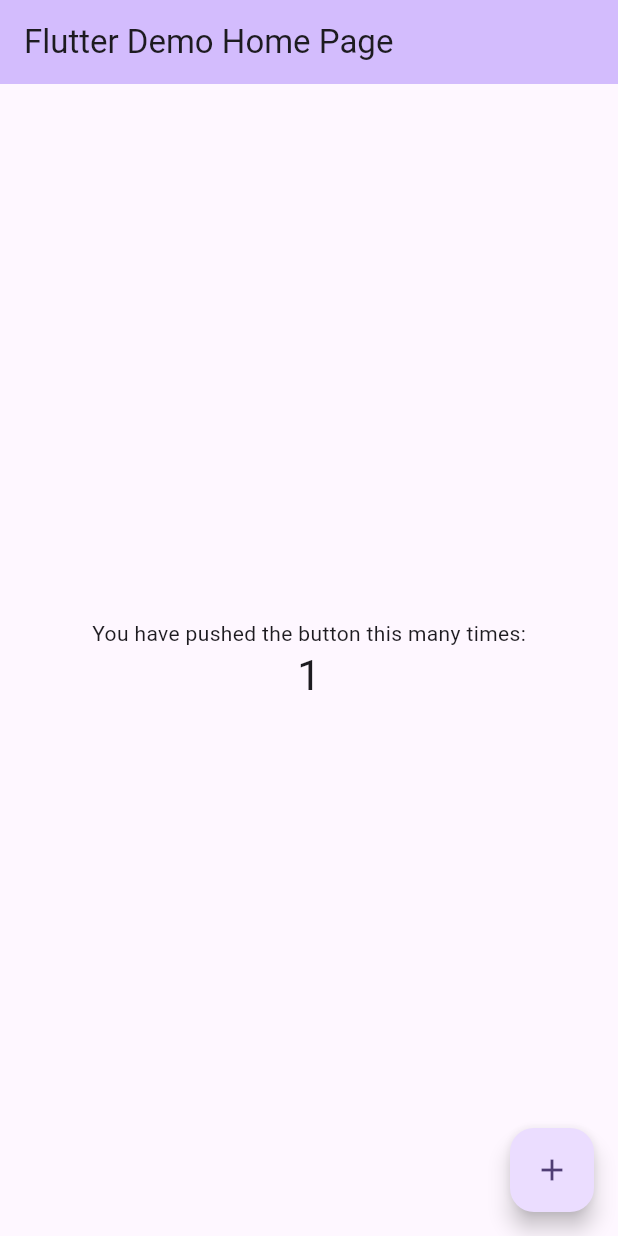
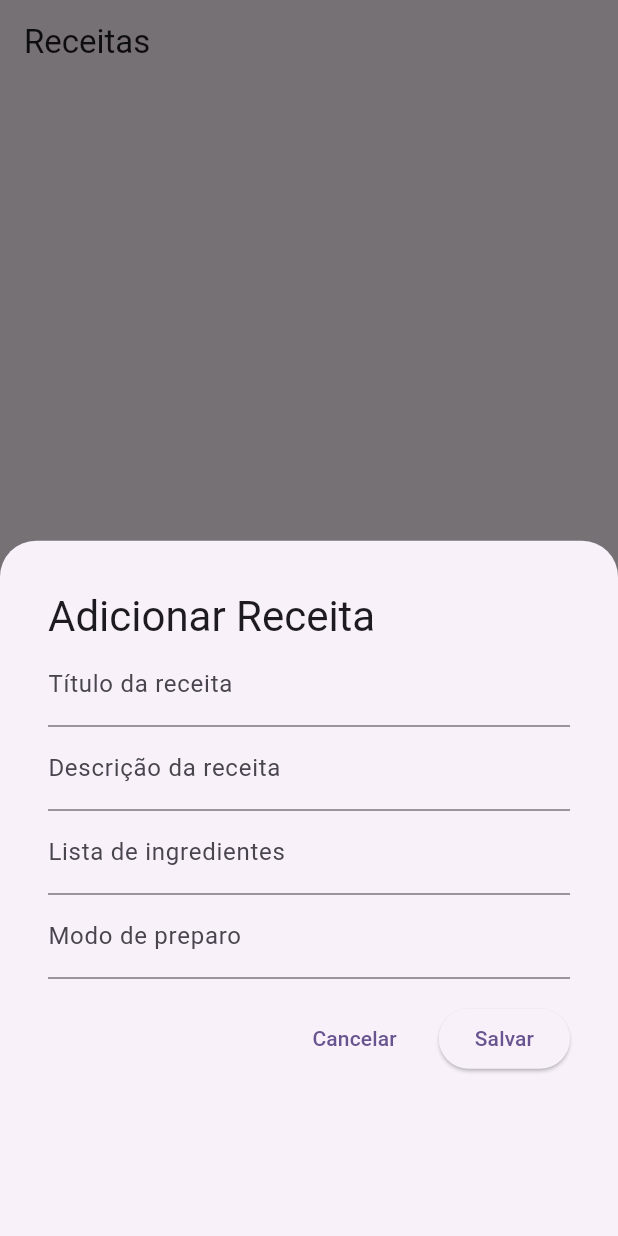
Before and after one commit to costagguilherme/app-receitas-flutter, a Flutter app: the screen it shows after launch, after a tap on the "add" icon, on a phone screen of 412 x 824 dp. Run offline on Flutter 3.47's test engine with Material 3 defaults, Android fonts, the phone set to English and light mode, and no system bars; our stand-ins replace cloud_firestore, firebase_core; accounts and stored records are empty.

Commit message:
receitas

```diff
--- /dev/null
+++ b/lib/firestore/models/receita.dart
@@ -0,0 +1,27 @@
+class Receita {
+  String id;
+  String name;
+  String description;
+  String ingredients;
+  String preparation;
+
+  Receita({required this.id, required this.name, required this.description, required this.ingredients, required this.preparation});
+
+  Receita.fromMap(Map<String, dynamic> map)
+      : id = map["id"],
+        name = map["name"],
+        description = map["description"],
+        ingredients = map["ingredients"],
+        preparation = map["preparation"]
+    ;
+
+  Map<String, dynamic> toMap() {
+    return {
+      "id": id,
+      "name": name,
+      "description": description,
+      "ingredients": ingredients,
+      "preparation": preparation
+    };
+  }
+}
--- /dev/null
+++ b/lib/firestore/presentation/home_screen.dart
@@ -0,0 +1,208 @@
+import 'package:cloud_firestore/cloud_firestore.dart';
+import 'package:flutter/material.dart';
+import 'package:uuid/uuid.dart';
+import '../models/receita.dart';
+
+class HomeScreen extends StatefulWidget {
+  const HomeScreen({super.key});
+
+  @override
+  State<HomeScreen> createState() => _HomeScreenState();
+}
+
+class _HomeScreenState extends State<HomeScreen> {
+  List<Receita> listaReceitas = [];
+  FirebaseFirestore firestore = FirebaseFirestore.instance;
+
+  @override
+  void initState() {
+    refresh();
+    super.initState();
+  }
+
+  @override
+  Widget build(BuildContext context) {
+    return Scaffold(
+      appBar: AppBar(
+        title: const Text("Receitas"),
+      ),
+      floatingActionButton: FloatingActionButton(
+        onPressed: () {
+          showFormModal();
+        },
+        child: const Icon(Icons.add),
+      ),
+      body: (listaReceitas.isEmpty)
+          ? const Center(
+              child: Text(
+                "Nenhuma receita ainda.\nVamos criar a primeira?",
+                textAlign: TextAlign.center,
+                style: TextStyle(fontSize: 18),
+              ),
+            )
+          : RefreshIndicator(
+              onRefresh: () {
+                return refresh();
+              },
+              child: ListView(
+                children: List.generate(
+                  listaReceitas.length,
+                  (index) {
+                    Receita model = listaReceitas[index];
+                    return Dismissible(
+                      key: ValueKey<Receita>(model),
+                      direction: DismissDirection.endToStart,
+                      background: Container(
+                        padding: EdgeInsets.only(right: 8.0),
+                        color: Colors.red,
+                        child: Icon(Icons.delete, color: Colors.white),
+                        alignment: Alignment.centerRight,
+                      ),
+                      onDismissed: (direction) {
+                        remove(model);
+                      },
+                      child: ListTile(
+                        onTap: () {
+                          print("clicou");
+                        },
+                        onLongPress: () {
+                          showFormModal(model: model);
+                        },
+                        leading: const Icon(Icons.list_alt_rounded),
+                        title: Text(model.name),
+                        subtitle: Text(model.description),
+                      ),
+                    );
+                  },
+                ),
+              ),
+            ),
+    );
+  }
+
+  showFormModal({Receita? model}) {
+    // Labels à serem mostradas no Modal
+    String title = "Adicionar Receita";
+    String confirmationButton = "Salvar";
+    String skipButton = "Cancelar";
+
+    // Controlador do campo que receberá o nome da Receita
+    TextEditingController nameController = TextEditingController();
+    TextEditingController descriptionController = TextEditingController();
+    TextEditingController ingredientsController = TextEditingController();
+    TextEditingController preparationController = TextEditingController();
+
+    // Caso esteja editando
+    if (model != null) {
+      title = "Editando '${model.name}'";
+      nameController.text = model.name;
+      descriptionController.text = model.description;
+      ingredientsController.text = model.ingredients;
+      preparationController.text = model.preparation;
+    }
+
+    // Função do Flutter que mostra o modal na tela
+    showModalBottomSheet(
+      context: context,
+
+      // Define que as bordas verticais serão arredondadas
+      shape: const RoundedRectangleBorder(
+        borderRadius: BorderRadius.vertical(
+          top: Radius.circular(24),
+        ),
+      ),
+      builder: (context) {
+        return Container(
+          height: MediaQuery.of(context).size.height,
+          padding: const EdgeInsets.all(32.0),
+
+          // Formulário com Título, Campo e Botões
+          child: ListView(
+            children: [
+              Text(title, style: Theme.of(context).textTheme.headlineMedium),
+              TextFormField(
+                controller: nameController,
+                decoration:
+                    const InputDecoration(label: Text("Título da receita")),
+              ),
+              TextFormField(
+                controller: descriptionController,
+                decoration:
+                    const InputDecoration(label: Text("Descrição da receita")),
+              ),
+              TextFormField(
+                keyboardType: TextInputType.multiline,
+                maxLines: null,
+                controller: ingredientsController,
+                decoration:
+                  const InputDecoration(label: Text("Lista de ingredientes")),
+              ),
+              TextFormField(
+                keyboardType: TextInputType.multiline,
+                maxLines: null,
+                controller: preparationController,
+                decoration:
+                const InputDecoration(label: Text("Modo de preparo")),
+              ),
+              const SizedBox(
+                height: 16,
+              ),
+              Row(
+                mainAxisAlignment: MainAxisAlignment.end,
+                children: [
+                  TextButton(
+                    onPressed: () {
+                      Navigator.pop(context);
+                    },
+                    child: Text(skipButton),
+                  ),
+                  const SizedBox(
+                    width: 16,
+                  ),
+                  ElevatedButton(
+                      onPressed: () {
+                        Receita receita = Receita(
+                            id: const Uuid().v1(),
+                            name: nameController.text,
+                            description: descriptionController.text,
+                            ingredients: ingredientsController.text,
+                            preparation: preparationController.text);
+                        if (model != null) {
+                          receita.id = model.id;
+                        }
+                        firestore
+                            .collection("receitas")
+                            .doc(receita.id)
+                            .set(receita.toMap());
+
+                        refresh();
+                        Navigator.pop(context);
+                      },
+                      child: Text(confirmationButton)),
+                ],
+              )
+            ],
+          ),
+        );
+      },
+    );
+  }
+
+  void remove(Receita model) async {
+    await firestore.collection("receitas").doc(model.id).delete();
+    refresh();
+  }
+
+  refresh() async {
+    List<Receita> temp = [];
+    QuerySnapshot<Map<String, dynamic>> snapshot =
+        await firestore.collection("receitas").get();
+    for (var doc in snapshot.docs) {
+      temp.add(Receita.fromMap(doc.data()));
+    }
+
+    setState(() {
+      listaReceitas = temp;
+    });
+  }
+}
--- a/lib/main.dart
+++ b/lib/main.dart
@@ -1,6 +1,7 @@
 import 'package:cloud_firestore/cloud_firestore.dart';
 import 'package:flutter/material.dart';
 import 'package:firebase_core/firebase_core.dart';
+import 'package:matc89_aplicativo_receitas/firestore/presentation/home_screen.dart';
 import 'firebase_options.dart';
 
 void main() async {
@@ -29,7 +30,7 @@ class MyApp extends StatelessWidget {
         colorScheme: ColorScheme.fromSeed(seedColor: Colors.deepPurple),
         useMaterial3: true,
       ),
-      home: const MyHomePage(title: 'Flutter Demo Home Page'),
+      home: const HomeScreen(),
     );
   }
 }
@@ -56,27 +57,10 @@ class _MyHomePageState extends State<MyHomePage> {
     return Scaffold(
       appBar: AppBar(
         backgroundColor: Theme.of(context).colorScheme.inversePrimary,
-        // Here we take the value from the MyHomePage object that was created by
-        // the App.build method, and use it to set our appbar title.
         title: Text(widget.title),
       ),
       body: Center(
-        // Center is a layout widget. It takes a single child and positions it
-        // in the middle of the parent.
         child: Column(
-          // Column is also a layout widget. It takes a list of children and
-          // arranges them vertically. By default, it sizes itself to fit its
-          // children horizontally, and tries to be as tall as its parent.
-          //
-          // Column has various properties to control how it sizes itself and
-          // how it positions its children. Here we use mainAxisAlignment to
-          // center the children vertically; the main axis here is the vertical
-          // axis because Columns are vertical (the cross axis would be
-          // horizontal).
-          //
-          // TRY THIS: Invoke "debug painting" (choose the "Toggle Debug Paint"
-          // action in the IDE, or press "p" in the console), to see the
-          // wireframe for each widget.
           mainAxisAlignment: MainAxisAlignment.center,
           children: <Widget>[
             const Text(
--- a/pubspec.yaml
+++ b/pubspec.yaml
@@ -14,6 +14,7 @@ dependencies:
   cupertino_icons: ^1.0.8
   firebase_core: ^3.10.0
   cloud_firestore: ^5.6.1
+  uuid: ^4.5.1
 
 dev_dependencies:
   flutter_test:
```
Also changed, not shown: pubspec.lock, 1 other file.
